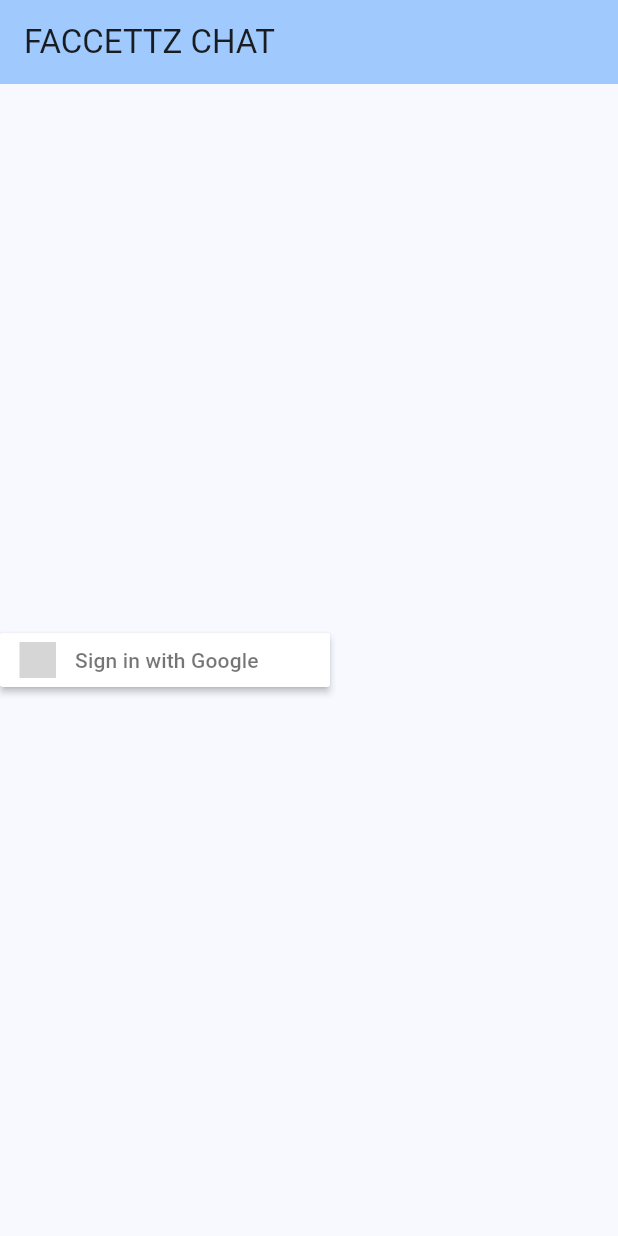
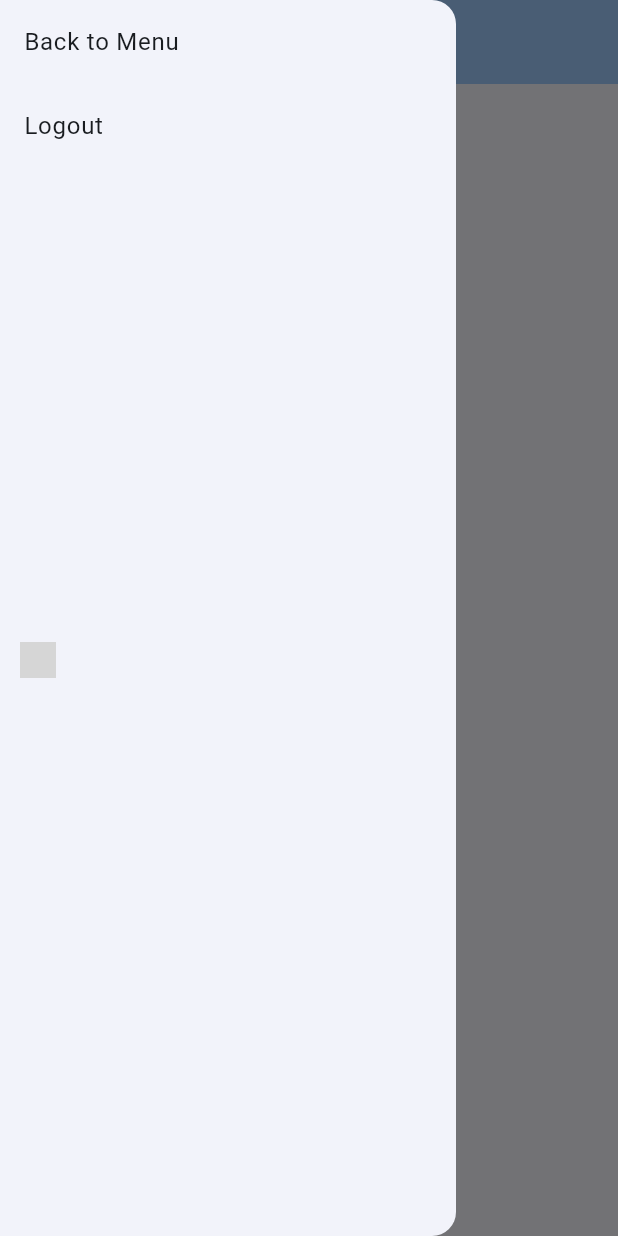
Before and after one commit to mxttex/FaccettzChat, a Flutter app: the screen it shows after launch, with the side drawer open (before the commit the screen has no drawer), on a phone screen of 412 x 824 dp. Run offline on Flutter 3.47's test engine with Material 3 defaults, Android fonts, the phone set to English and light mode, and no system bars; our stand-ins replace cool_alert, firebase_auth, firebase_core, flutter_chat_types, flutter_chat_ui, flutter_signin_button and 2 more; accounts and stored records are empty; generated files the repository leaves out were written again; network calls fail; grey boxes are pictures that could not be loaded.

```diff
--- a/frontend/lib/main.dart
+++ b/frontend/lib/main.dart
@@ -36,6 +36,7 @@ class SimpleChat extends StatelessWidget {
           colorScheme: ColorScheme.fromSeed(seedColor: Colors.blue),
           useMaterial3: true),
       home: const MyHomePage(title: 'FACCETTZ CHAT'),
+
     );
   }
 }
@@ -254,10 +255,30 @@ class _MyHomePageState extends State<MyHomePage> {
         backgroundColor: Theme.of(context).colorScheme.inversePrimary,
       ),
       body: _buildBody(),
-      // floatingActionButton: FloatingActionButton(
-      //   onPressed: () => {_state = States.inChat},
-      //   child: const Icon(Icons.message),
-      // )
+      drawer: Drawer(
+        child: ListView(
+          children: [
+            ListTile(
+               title: const Text('Back to Menu'),
+                onTap: () {
+                  if(logged){
+                    setState(() {
+                      _state = States.menu;
+                    });
+                  }
+            }),
+            ListTile(
+               title: const Text('Logout'),
+                onTap: () {
+                  setState(() {
+                    _state = States.login;
+                    _user = null;
+                    logged = false;
+                  });
+            })
+          ],
+        ),
+      ),
     );
   }
 
```
Also changed, not shown: 1 other file.
